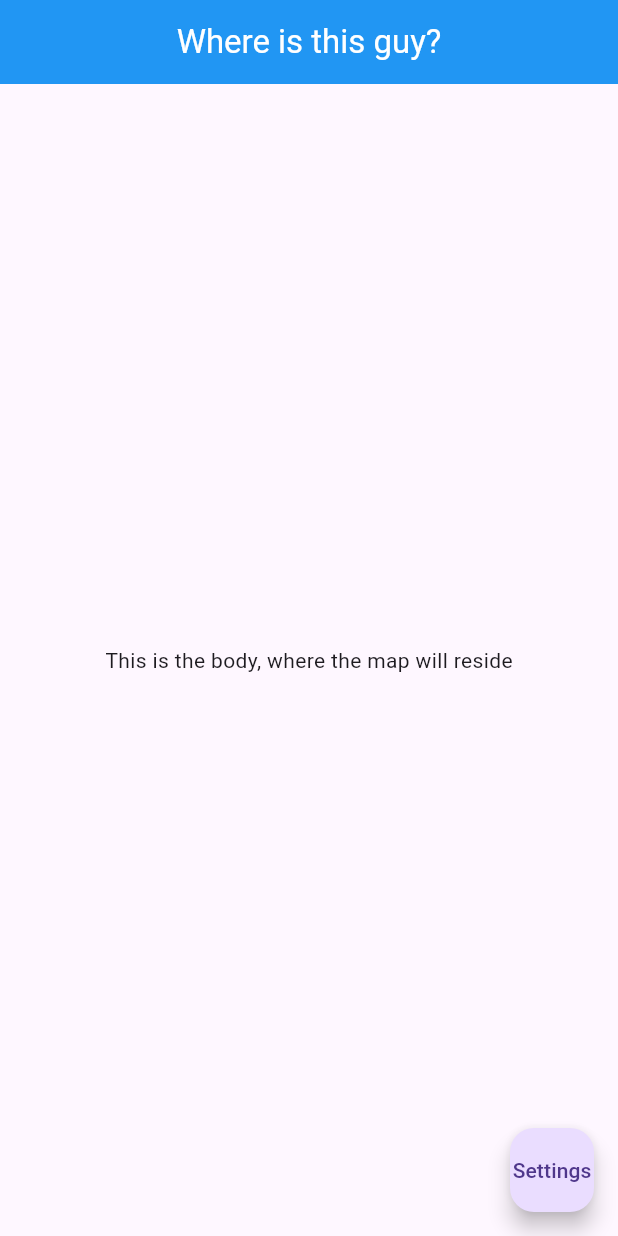
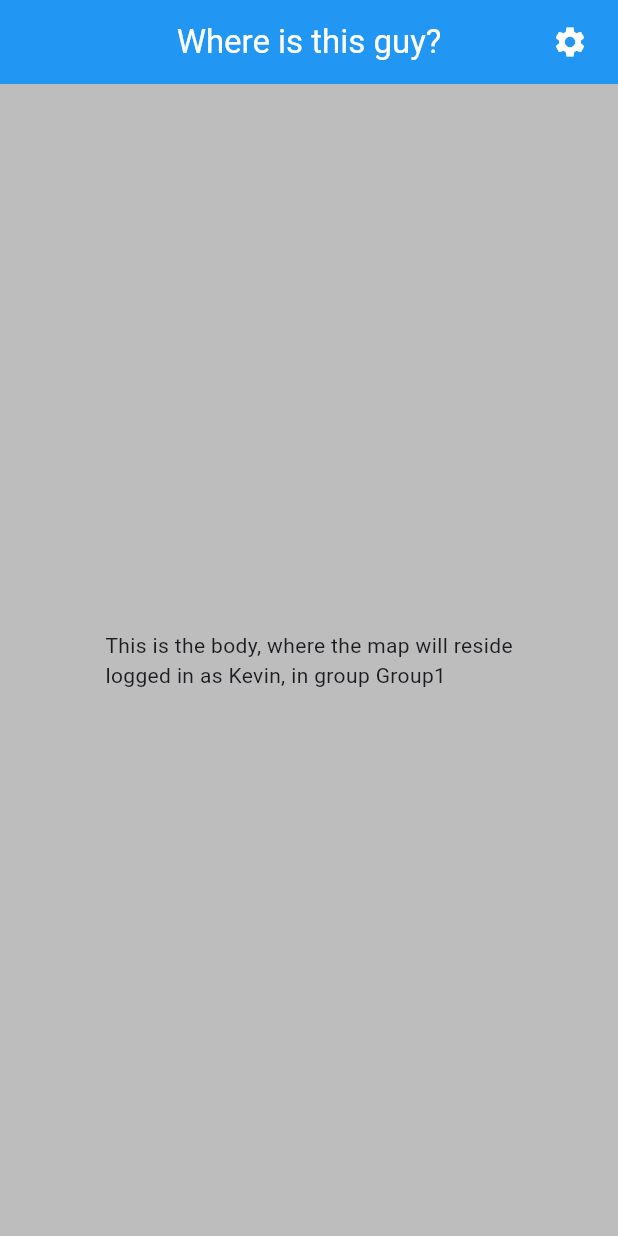
Before and after one commit to kevinsangyu/witgclient, a Flutter app: the screen it shows after launch, on a phone screen of 412 x 824 dp. Run offline on Flutter 3.47's test engine with Material 3 defaults, Android fonts, the phone set to English and light mode, and no system bars.

Commit message:
Made significant progress, set up placeholder pages and routing between them. Todo: Save preferences on local data with the shared_preferences package, render a map on the home page, send and receive data from the witg webserver.

```diff
--- /dev/null
+++ b/lib/pages/home.dart
@@ -0,0 +1,43 @@
+import 'package:flutter/material.dart';
+
+class Home extends StatefulWidget {
+  const Home({super.key});
+
+  @override
+  State<Home> createState() => _HomeState();
+}
+
+class _HomeState extends State<Home> {
+
+  String name = "Kevin";
+  String group = "Group1";
+
+
+  @override
+  Widget build(BuildContext context) {
+    return Scaffold(
+      backgroundColor: Colors.grey[400],
+      appBar: AppBar(
+          backgroundColor: Colors.blue[500],
+          foregroundColor: Colors.white,
+          title: const Text('Where is this guy?'),
+          centerTitle: true,
+          automaticallyImplyLeading: false,
+          actions: <Widget> [
+            Padding(
+              padding: const EdgeInsets.only(right: 20),
+              child: GestureDetector(
+                  onTap: () {
+                    Navigator.pushNamed(context, '/settings');
+                  },
+                  child: const Icon (
+                    Icons.settings,
+                  )
+              ),
+            )
+          ]
+      ),
+      body: Center(child: Text('This is the body, where the map will reside\nlogged in as $name, in group $group')),
+    );
+  }
+}
```
Also changed, not shown: lib/main.dart (+9 -12 lines), lib/pages/loading.dart (added, +17 -0 lines), lib/pages/settings.dart (added, +36 -0 lines), 1 other file.
